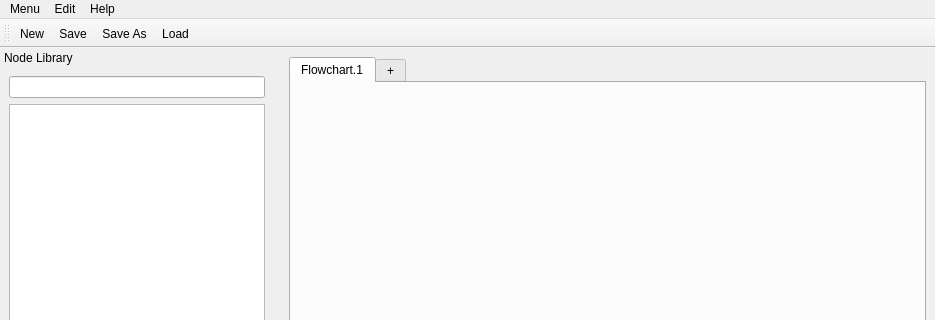
The window that resources/mainwindow.ui (cdd1969/pygwa) describes before a commit, drawn with Qt 5; both pictures show x 0 to 935 and y 0 to 320 of the 935 by 774 pixel window.
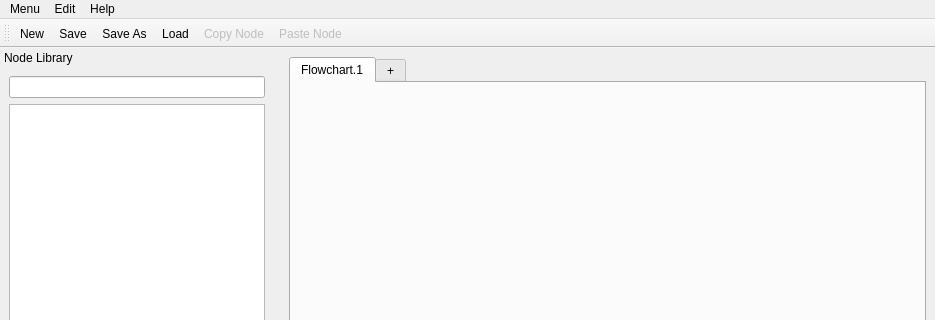
The same window after the commit.

Commit message: added copy/paste to toolbar

The edit to the form file:
```diff
--- a/resources/mainwindow.ui
+++ b/resources/mainwindow.ui
@@ -142,6 +142,8 @@
    <addaction name="actionSave_fc"/>
    <addaction name="actionSave_As_fc"/>
    <addaction name="actionLoad_fc"/>
+   <addaction name="actionCopy_Selected_Node"/>
+   <addaction name="actionPaste_Node"/>
   </widget>
   <widget class="QDockWidget" name="dockWidget">
    <property name="sizePolicy">
@@ -369,6 +371,9 @@
     <bool>false</bool>
    </property>
    <property name="text">
+    <string>Copy Node</string>
+   </property>
+   <property name="toolTip">
     <string>Copy Selected Node</string>
    </property>
    <property name="shortcut">
```
